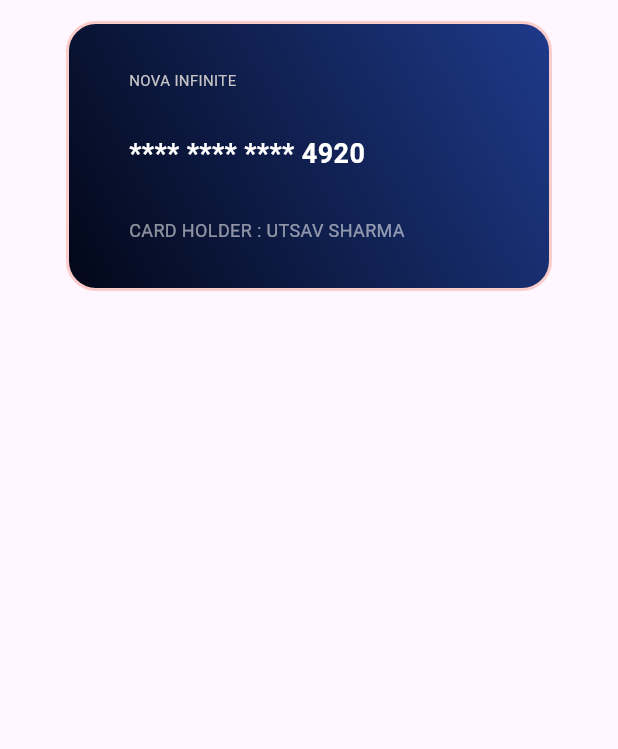
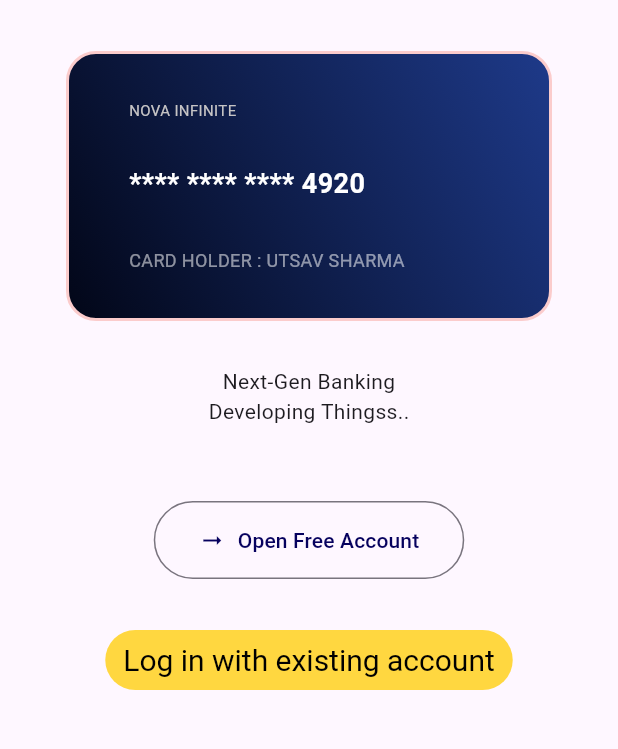
Before and after one commit to UtsavSh-0/Nova_Bank, a Flutter app: the screen it shows after launch, on a phone screen of 412 x 824 dp, the part 63-812 px from its top. Run offline on Flutter 3.47's test engine with Material 3 defaults, Android fonts, the light colour scheme and no system bars.

Commit message:
Front Page basic completion

```diff
--- a/lib/widgets/front_page.dart
+++ b/lib/widgets/front_page.dart
@@ -2,13 +2,14 @@ import 'package:flutter/material.dart';
 
 class Bank extends StatefulWidget {
   const Bank({super.key});
+
   @override
   State<Bank> createState() {
-    return _Bankstate();
+    return _BankState();
   }
 }
 
-class _Bankstate extends State<Bank> {
+class _BankState extends State<Bank> {
   @override
   Widget build(BuildContext context) {
     return Scaffold(
@@ -19,17 +20,19 @@ class _Bankstate extends State<Bank> {
           IconButton(onPressed: () {}, icon: const Icon(Icons.support_agent)),
         ],
       ),
+
       body: SingleChildScrollView(
-       child:Column(
+        child: Column(
           crossAxisAlignment: CrossAxisAlignment.start,
           children: [
+            // Bank Card
             Container(
               width: 400,
               height: 180,
               padding: const EdgeInsets.symmetric(horizontal: 40, vertical: 30),
-        margin: const EdgeInsets.symmetric(horizontal: 44),
+              margin: const EdgeInsets.symmetric(horizontal: 44, vertical: 20),
               decoration: BoxDecoration(
-          gradient: LinearGradient(
+                gradient: const LinearGradient(
                   colors: [
                     Color.fromRGBO(2, 6, 23, 1.0),
                     Color.fromRGBO(30, 58, 138, 1.0),
@@ -69,8 +72,62 @@ class _Bankstate extends State<Bank> {
                 ],
               ),
             ),
+            const SizedBox(height: 10),
+            const Padding(
+              padding: EdgeInsets.symmetric(horizontal: 20),
+              child: Center(
+                child: Text('Next-Gen Banking', textAlign: TextAlign.center),
+              ),
+            ),
 
+            const Padding(
+              padding: EdgeInsets.symmetric(horizontal: 10),
+              child: Center(child: Text('Developing Thingss..')),
+            ),
+            const SizedBox(height: 30),
+            // Open Free Account Button
+            Center(
+              child: Padding(
+                padding: const EdgeInsets.symmetric(
+                  horizontal: 44,
+                  vertical: 20,
+                ),
+                child: OutlinedButton.icon(
+                  onPressed: () {},
+                  style: OutlinedButton.styleFrom(
+                    foregroundColor: const Color.fromARGB(255, 6, 1, 94),
+                    padding: const EdgeInsets.symmetric(
+                      horizontal: 30,
+                      vertical: 16,
+                    ),
+                  ),
+                  icon: const Icon(Icons.arrow_right_alt),
+                  label: const Text('Open Free Account'),
+                ),
+              ),
+            ),
+
+            // Login Button
+            Center(
+              child: Padding(
+                padding: const EdgeInsets.symmetric(
+                  horizontal: 44,
+                  vertical: 10,
+                ),
+                child: TextButton(
+                  onPressed: () {},
+                  style: TextButton.styleFrom(
+                    foregroundColor: Colors.black,
+                    backgroundColor: Colors.amberAccent,
+                    textStyle: const TextStyle(fontSize: 20),
+                  ),
+                  child: const Text('Log in with existing account'),
+                ),
+              ),
+            ),
+          ],
+        ),
+      ),
     );
-
   }
 }
```
Lines whose indentation alone changed are shown as unchanged.
